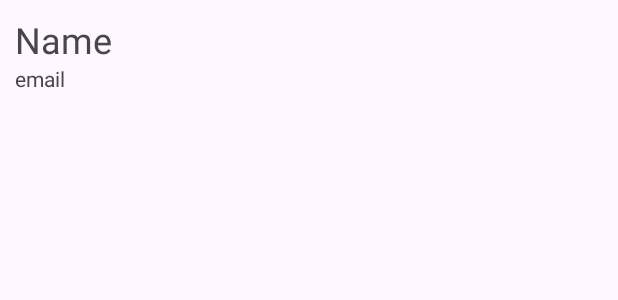
After one commit to GiovaneGuimaraes/ContactsPdm, an Android app: the layout tile_contact.xml on its own in the app's theme, with its tools: preview values and no code run, on a phone screen of 412 x 824 dp. The commit adds this screen. Shown: the top 300 px of the screen. Run offline under Robolectric (Android 15) with nearby library versions, the phone set to English and light mode, and no system bars.

Commit message:
feat: new implementations introduced in class - add contactAdapter - styilist contacts on main page

```diff
--- /dev/null
+++ b/app/src/main/java/com/example/contactspdm/model/Constant.kt
@@ -0,0 +1,5 @@
+package com.example.contactspdm.model
+
+object Constant {
+    const val EXTRA_CONTACT = "EXTRA_CONTACT"
+}
--- /dev/null
+++ b/app/src/main/res/layout/tile_contact.xml
@@ -0,0 +1,20 @@
+<?xml version="1.0" encoding="utf-8"?>
+<LinearLayout xmlns:android="http://schemas.android.com/apk/res/android"
+    android:orientation="vertical"
+    android:padding="10dp"
+    android:layout_width="match_parent"
+    android:layout_height="wrap_content">
+    <TextView
+        android:id="@+id/nameTv"
+        android:layout_width="match_parent"
+        android:layout_height="wrap_content"
+        android:textSize="24sp"
+        android:text="@string/name" />
+
+    <TextView
+        android:id="@+id/emailTv"
+        android:layout_width="match_parent"
+        android:layout_height="wrap_content"
+        android:text="@string/email" />
+
+</LinearLayout>
--- a/app/src/main/res/values/strings.xml
+++ b/app/src/main/res/values/strings.xml
@@ -1,3 +1,5 @@
 <resources>
     <string name="app_name">ContactsPdm</string>
+    <string name="name">Name</string>
+    <string name="email">email</string>
 </resources>
```
Also changed, not shown: app/src/main/java/com/example/contactspdm/adapter/ContactAdapter.kt (added, +43 -0 lines), app/src/main/java/com/example/contactspdm/ui/ContactActivity.kt (+20 -10 lines), app/src/main/java/com/example/contactspdm/ui/MainActivity.kt (+50 -66 lines), 271 other files.
